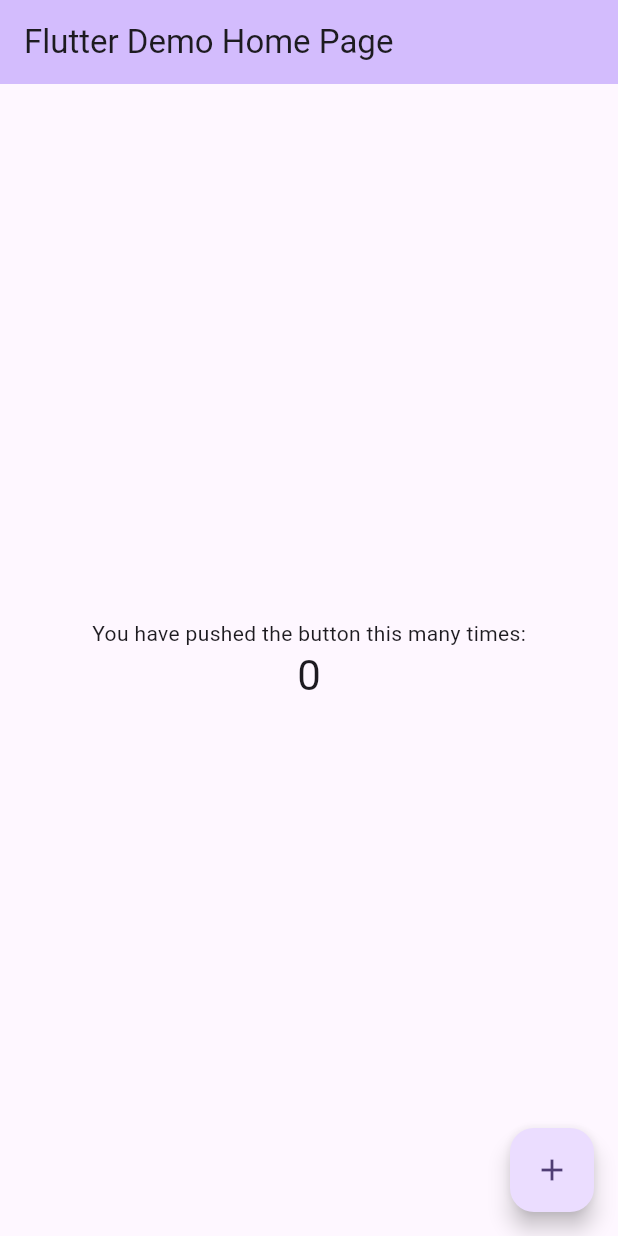
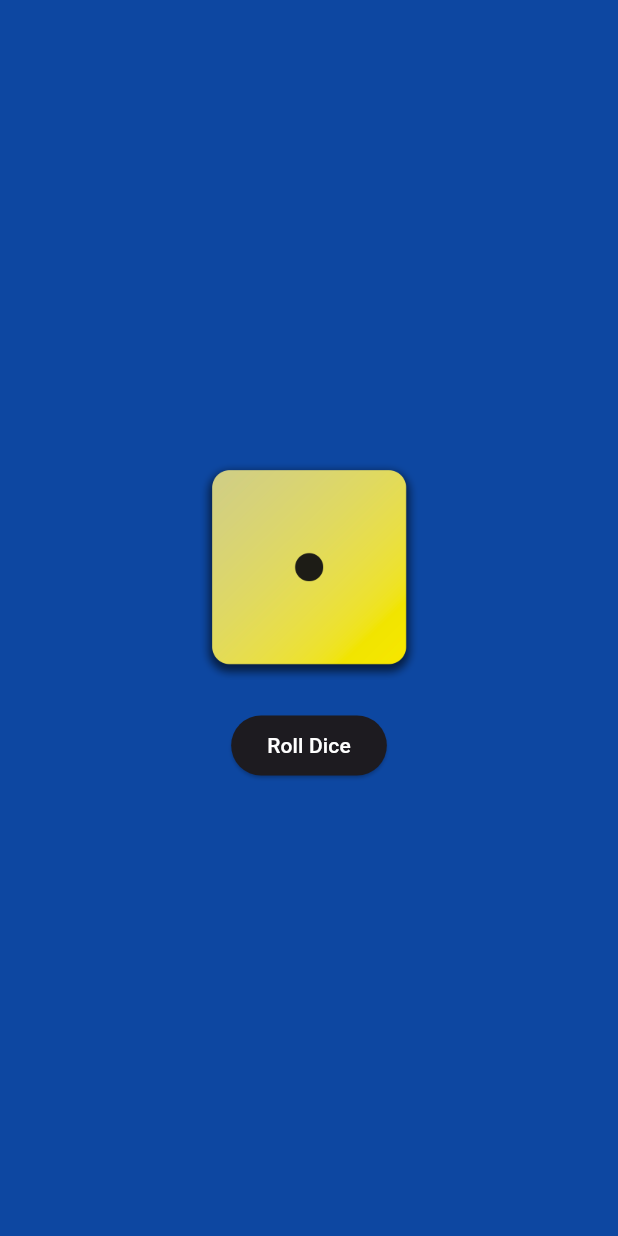
Before and after one commit to namansharma05/roll_dice_app, a Flutter app: the screen it shows after launch, on a phone screen of 412 x 824 dp. Run offline on Flutter 3.47's test engine with Material 3 defaults, Android fonts, the phone set to English and light mode, and no system bars.

Commit message:
added assets and home screen

```diff
--- a/lib/main.dart
+++ b/lib/main.dart
@@ -1,4 +1,5 @@
 import 'package:flutter/material.dart';
+import 'package:roll_dice_app/screens/home_screen.dart';
 
 void main() {
   runApp(const MyApp());
@@ -7,119 +8,15 @@ void main() {
 class MyApp extends StatelessWidget {
   const MyApp({super.key});
 
-  // This widget is the root of your application.
   @override
   Widget build(BuildContext context) {
     return MaterialApp(
-      title: 'Flutter Demo',
+      debugShowCheckedModeBanner: false,
       theme: ThemeData(
-        // This is the theme of your application.
-        //
-        // TRY THIS: Try running your application with "flutter run". You'll see
-        // the application has a purple toolbar. Then, without quitting the app,
-        // try changing the seedColor in the colorScheme below to Colors.green
-        // and then invoke "hot reload" (save your changes or press the "hot
-        // reload" button in a Flutter-supported IDE, or press "r" if you used
-        // the command line to start the app).
-        //
-        // Notice that the counter didn't reset back to zero; the application
-        // state is not lost during the reload. To reset the state, use hot
-        // restart instead.
-        //
-        // This works for code too, not just values: Most code changes can be
-        // tested with just a hot reload.
-        colorScheme: ColorScheme.fromSeed(seedColor: Colors.deepPurple),
-        useMaterial3: true,
+        brightness: Brightness.dark,
+        primaryColor: Colors.blue.shade900,
       ),
-      home: const MyHomePage(title: 'Flutter Demo Home Page'),
+      home: const HomePage(),
     );
   }
 }
-
-class MyHomePage extends StatefulWidget {
-  const MyHomePage({super.key, required this.title});
-
-  // This widget is the home page of your application. It is stateful, meaning
-  // that it has a State object (defined below) that contains fields that affect
-  // how it looks.
-
-  // This class is the configuration for the state. It holds the values (in this
-  // case the title) provided by the parent (in this case the App widget) and
-  // used by the build method of the State. Fields in a Widget subclass are
-  // always marked "final".
-
-  final String title;
-
-  @override
-  State<MyHomePage> createState() => _MyHomePageState();
-}
-
-class _MyHomePageState extends State<MyHomePage> {
-  int _counter = 0;
-
-  void _incrementCounter() {
-    setState(() {
-      // This call to setState tells the Flutter framework that something has
-      // changed in this State, which causes it to rerun the build method below
-      // so that the display can reflect the updated values. If we changed
-      // _counter without calling setState(), then the build method would not be
-      // called again, and so nothing would appear to happen.
-      _counter++;
-    });
-  }
-
-  @override
-  Widget build(BuildContext context) {
-    // This method is rerun every time setState is called, for instance as done
-    // by the _incrementCounter method above.
-    //
-    // The Flutter framework has been optimized to make rerunning build methods
-    // fast, so that you can just rebuild anything that needs updating rather
-    // than having to individually change instances of widgets.
-    return Scaffold(
-      appBar: AppBar(
-        // TRY THIS: Try changing the color here to a specific color (to
-        // Colors.amber, perhaps?) and trigger a hot reload to see the AppBar
-        // change color while the other colors stay the same.
-        backgroundColor: Theme.of(context).colorScheme.inversePrimary,
-        // Here we take the value from the MyHomePage object that was created by
-        // the App.build method, and use it to set our appbar title.
-        title: Text(widget.title),
-      ),
-      body: Center(
-        // Center is a layout widget. It takes a single child and positions it
-        // in the middle of the parent.
-        child: Column(
-          // Column is also a layout widget. It takes a list of children and
-          // arranges them vertically. By default, it sizes itself to fit its
-          // children horizontally, and tries to be as tall as its parent.
-          //
-          // Column has various properties to control how it sizes itself and
-          // how it positions its children. Here we use mainAxisAlignment to
-          // center the children vertically; the main axis here is the vertical
-          // axis because Columns are vertical (the cross axis would be
-          // horizontal).
-          //
-          // TRY THIS: Invoke "debug painting" (choose the "Toggle Debug Paint"
-          // action in the IDE, or press "p" in the console), to see the
-          // wireframe for each widget.
-          mainAxisAlignment: MainAxisAlignment.center,
-          children: <Widget>[
-            const Text(
-              'You have pushed the button this many times:',
-            ),
-            Text(
-              '$_counter',
-              style: Theme.of(context).textTheme.headlineMedium,
-            ),
-          ],
-        ),
-      ),
-      floatingActionButton: FloatingActionButton(
-        onPressed: _incrementCounter,
-        tooltip: 'Increment',
-        child: const Icon(Icons.add),
-      ), // This trailing comma makes auto-formatting nicer for build methods.
-    );
-  }
-}
--- /dev/null
+++ b/lib/screens/home_screen.dart
@@ -0,0 +1,61 @@
+import 'dart:math';
+
+import 'package:flutter/material.dart';
+
+class HomePage extends StatefulWidget {
+  const HomePage({super.key});
+
+  @override
+  State<HomePage> createState() => _HomePageState();
+}
+
+class _HomePageState extends State<HomePage> {
+  var diceNumber = 1;
+  void generateRandomNumber() {
+    var range = Random();
+    var randomNumber = range.nextInt(6) + 1;
+    // print(randomNumber);
+    setState(() {
+      diceNumber = randomNumber;
+    });
+  }
+
+  @override
+  Widget build(BuildContext context) {
+    return Scaffold(
+      backgroundColor: Theme.of(context).primaryColor,
+      body: Center(
+        child: Column(
+          crossAxisAlignment: CrossAxisAlignment.center,
+          mainAxisAlignment: MainAxisAlignment.center,
+          children: [
+            Container(
+              height: 150,
+              width: 150,
+              decoration: BoxDecoration(
+                // color: Colors.amber,
+                image: DecorationImage(
+                  image: AssetImage('assets/dice-images/dice-$diceNumber.png'),
+                  fit: BoxFit.cover,
+                ),
+              ),
+              // child: ,
+            ),
+            const SizedBox(
+              height: 20,
+            ),
+            ElevatedButton(
+              onPressed: generateRandomNumber,
+              child: const Text(
+                'Roll Dice',
+                style: TextStyle(
+                  color: Colors.white,
+                ),
+              ),
+            ),
+          ],
+        ),
+      ),
+    );
+  }
+}
```
Also changed, not shown: pubspec.yaml (+51 -48 lines), assets/dice-images/dice-1.png (added), assets/dice-images/dice-2.png (added), assets/dice-images/dice-3.png (added), assets/dice-images/dice-4.png (added), assets/dice-images/dice-5.png (added), assets/dice-images/dice-6.png (added).
